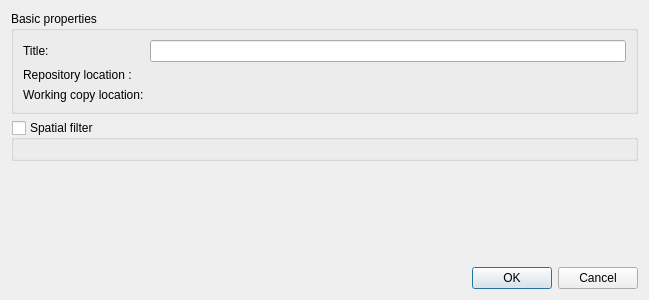
Before: the Qt Designer form kart/gui/repopropertiesdialog.ui in koordinates/kart-qgis-plugin, drawn with Qt 5.
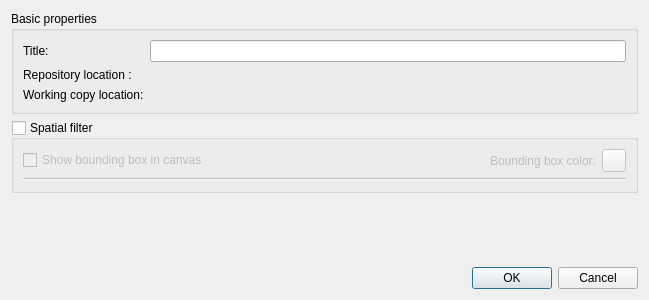
After: the same form once the commit is applied. Custom widgets are drawn as their Qt base class.

Commit message: show bounding box of repo spatial filter

The edit to the form file:
```diff
--- a/kart/gui/repopropertiesdialog.ui
+++ b/kart/gui/repopropertiesdialog.ui
@@ -72,7 +72,49 @@
      <property name="checked">
       <bool>false</bool>
      </property>
-     <layout class="QGridLayout" name="gridLayout_2"/>
+     <layout class="QVBoxLayout" name="verticalLayout_2">
+      <item>
+       <layout class="QHBoxLayout" name="horizontalLayout">
+        <item>
+         <widget class="QCheckBox" name="chkShowBoundingBox">
+          <property name="text">
+           <string>Show bounding box in canvas</string>
+          </property>
+         </widget>
+        </item>
+        <item>
+         <spacer name="horizontalSpacer">
+          <property name="orientation">
+           <enum>Qt::Horizontal</enum>
+          </property>
+          <property name="sizeHint" stdset="0">
+           <size>
+            <width>40</width>
+            <height>20</height>
+           </size>
+          </property>
+         </spacer>
+        </item>
+        <item>
+         <widget class="QLabel" name="label_4">
+          <property name="text">
+           <string>Bounding box color:</string>
+          </property>
+         </widget>
+        </item>
+        <item>
+         <widget class="QgsColorButton" name="btnColor"/>
+        </item>
+       </layout>
+      </item>
+      <item>
+       <widget class="Line" name="line">
+        <property name="orientation">
+         <enum>Qt::Horizontal</enum>
+        </property>
+       </widget>
+      </item>
+     </layout>
     </widget>
    </item>
    <item>
@@ -100,6 +142,13 @@
    </item>
   </layout>
  </widget>
+ <customwidgets>
+  <customwidget>
+   <class>QgsColorButton</class>
+   <extends>QToolButton</extends>
+   <header>qgscolorbutton.h</header>
+  </customwidget>
+ </customwidgets>
  <resources/>
  <connections/>
 </ui>
```
The commit also changes 4 other files.
